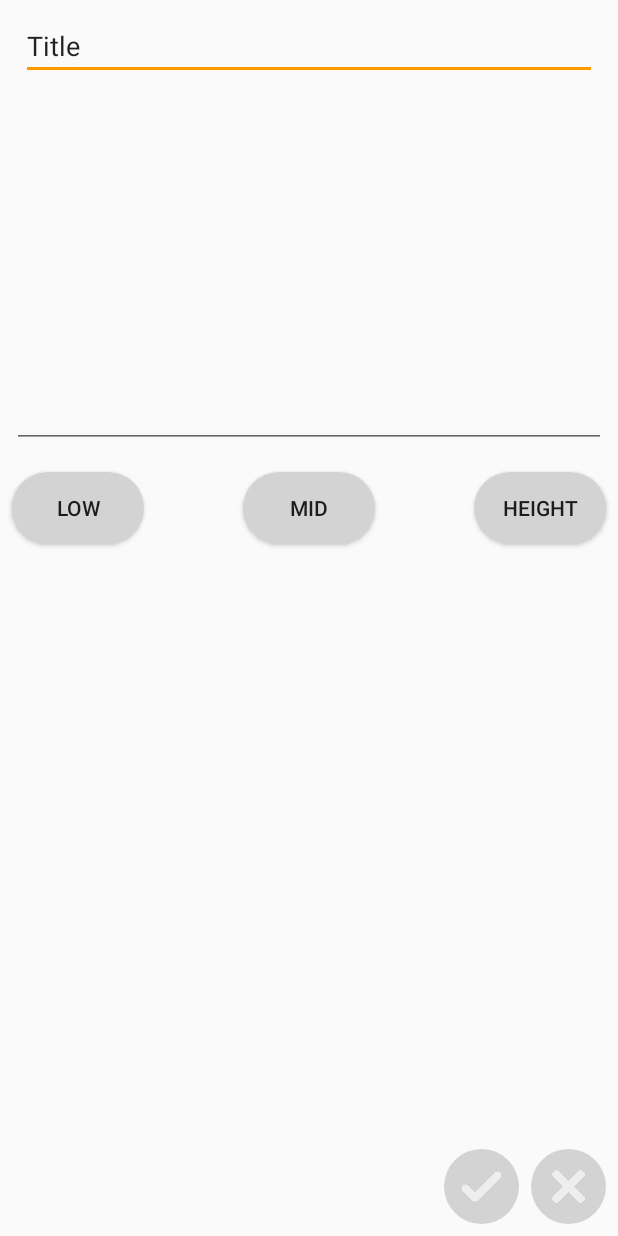
After one commit to frealka/TodoList, an Android app: the AddItemActivity screen opened directly, with no data from a screen before it, on a phone screen of 412 x 824 dp. The commit adds this screen. Run offline under Robolectric (Android 15) with nearby library versions, the phone set to English and light mode, and no system bars.

Commit message:
add item layout created

```diff
--- a/app/build.gradle
+++ b/app/build.gradle
@@ -24,9 +24,10 @@ android {
 
 dependencies {
     implementation fileTree(dir: 'libs', include: ['*.jar'])
-    implementation"org.jetbrains.kotlin:kotlin-stdlib-jdk7:$kotlin_version"
+    implementation "org.jetbrains.kotlin:kotlin-stdlib-jdk7:$kotlin_version"
     implementation 'com.android.support:appcompat-v7:28.0.0'
     implementation 'com.android.support.constraint:constraint-layout:1.1.3'
+    implementation 'com.android.support:design:28.0.0'
     testImplementation 'junit:junit:4.12'
     androidTestImplementation 'com.android.support.test:runner:1.0.2'
     androidTestImplementation 'com.android.support.test.espresso:espresso-core:3.0.2'
--- a/app/src/main/AndroidManifest.xml
+++ b/app/src/main/AndroidManifest.xml
@@ -16,6 +16,11 @@
                 <category android:name="android.intent.category.LAUNCHER"/>
             </intent-filter>
         </activity>
+        <activity
+                android:name=".AddItemActivity"
+                android:label="@string/title_activity_add_item"
+                android:theme="@style/AppTheme.NoActionBar">
+        </activity>
     </application>
 
 </manifest>
--- /dev/null
+++ b/app/src/main/java/com/example/agata/todolist/AddItemActivity.kt
@@ -0,0 +1,16 @@
+package com.example.agata.todolist
+
+import android.os.Bundle
+import android.support.design.widget.Snackbar
+import android.support.v7.app.AppCompatActivity;
+
+import kotlinx.android.synthetic.main.activity_add_item.*
+
+class AddItemActivity : AppCompatActivity() {
+
+    override fun onCreate(savedInstanceState: Bundle?) {
+        super.onCreate(savedInstanceState)
+        setContentView(R.layout.activity_add_item)
+    }
+
+}
--- a/app/src/main/java/com/example/agata/todolist/MainActivity.kt
+++ b/app/src/main/java/com/example/agata/todolist/MainActivity.kt
@@ -1,14 +1,35 @@
 package com.example.agata.todolist
 
+import android.app.Activity
+import android.content.Intent
 import android.support.v7.app.AppCompatActivity
 import android.os.Bundle
+import android.view.View
+import android.util.Log
 import kotlinx.android.synthetic.main.activity_main.*
 
 class MainActivity : AppCompatActivity() {
-
     override fun onCreate(savedInstanceState: Bundle?) {
         super.onCreate(savedInstanceState)
         setContentView(R.layout.activity_main)
 
     }
+
+    fun addItem(view: View){
+        val newIntent = Intent(this, AddItemActivity::class.java)
+        startActivityForResult(newIntent, addItemRequestCode)
+
+    }
+
+    override fun onActivityResult(requestCode: Int, resultCode: Int, data: Intent?) {
+        super.onActivityResult(requestCode, resultCode, data)
+        if((requestCode == addItemRequestCode) and (resultCode == Activity.RESULT_OK)){
+            Log.d(TAG, "otrzymałem informację o kodzie $addItemRequestCode")
+        }
+    }
+
+    companion object {
+        const val addItemRequestCode: Int = 134
+        const val TAG: String = "MainActivity"
+    }
 }
--- a/app/src/main/res/drawable/roundshapebutton.xml
+++ b/app/src/main/res/drawable/default_shape.xml
@@ -1,6 +1,6 @@
 <?xml version="1.0" encoding="utf-8"?>
 <shape xmlns:android="http://schemas.android.com/apk/res/android" android:shape="rectangle" android:padding="10dp">
-    <solid android:color="#FF9900"/>
+    <solid android:color="@color/colorAccent"/>
     <corners
             android:bottomRightRadius="40dp"
             android:bottomLeftRadius="40dp"
--- /dev/null
+++ b/app/src/main/res/drawable/round_green_shape.xml
@@ -0,0 +1,23 @@
+<?xml version="1.0" encoding="utf-8"?>
+<selector xmlns:android="http://schemas.android.com/apk/res/android" android:shape="rectangle" android:padding="10dp">
+    <item android:state_pressed="true">
+        <shape>
+            <solid android:color="@color/colorGreen"/>
+            <corners
+                    android:bottomRightRadius="40dp"
+                    android:bottomLeftRadius="40dp"
+                    android:topLeftRadius="40dp"
+                    android:topRightRadius="40dp"/>
+        </shape>
+    </item>
+    <item android:state_pressed="false">
+        <shape>
+            <solid android:color="@color/colorGray"/>
+            <corners
+                    android:bottomRightRadius="40dp"
+                    android:bottomLeftRadius="40dp"
+                    android:topLeftRadius="40dp"
+                    android:topRightRadius="40dp"/>
+        </shape>
+    </item>
+</selector>
--- /dev/null
+++ b/app/src/main/res/drawable/round_orange_shape.xml
@@ -0,0 +1,23 @@
+<?xml version="1.0" encoding="utf-8"?>
+<selector xmlns:android="http://schemas.android.com/apk/res/android" android:shape="rectangle" android:padding="10dp">
+    <item android:state_pressed="true">
+        <shape>
+            <solid android:color="@color/colorAccent"/>
+            <corners
+                    android:bottomRightRadius="40dp"
+                    android:bottomLeftRadius="40dp"
+                    android:topLeftRadius="40dp"
+                    android:topRightRadius="40dp"/>
+        </shape>
+    </item>
+    <item android:state_pressed="false">
+        <shape>
+            <solid android:color="@color/colorGray"/>
+            <corners
+                    android:bottomRightRadius="40dp"
+                    android:bottomLeftRadius="40dp"
+                    android:topLeftRadius="40dp"
+                    android:topRightRadius="40dp"/>
+        </shape>
+    </item>
+</selector>
--- /dev/null
+++ b/app/src/main/res/drawable/round_red_shape.xml
@@ -0,0 +1,23 @@
+<?xml version="1.0" encoding="utf-8"?>
+<selector xmlns:android="http://schemas.android.com/apk/res/android" android:shape="rectangle" android:padding="10dp">
+    <item android:state_pressed="true">
+        <shape>
+            <solid android:color="@color/colorRed"/>
+            <corners
+                    android:bottomRightRadius="40dp"
+                    android:bottomLeftRadius="40dp"
+                    android:topLeftRadius="40dp"
+                    android:topRightRadius="40dp"/>
+        </shape>
+    </item>
+    <item android:state_pressed="false">
+        <shape>
+            <solid android:color="@color/colorGray"/>
+            <corners
+                    android:bottomRightRadius="40dp"
+                    android:bottomLeftRadius="40dp"
+                    android:topLeftRadius="40dp"
+                    android:topRightRadius="40dp"/>
+        </shape>
+    </item>
+</selector>
--- /dev/null
+++ b/app/src/main/res/layout/activity_add_item.xml
@@ -0,0 +1,76 @@
+<?xml version="1.0" encoding="utf-8"?>
+<android.support.constraint.ConstraintLayout
+        xmlns:android="http://schemas.android.com/apk/res/android"
+        xmlns:app="http://schemas.android.com/apk/res-auto"
+        xmlns:tools="http://schemas.android.com/tools"
+        android:layout_width="match_parent"
+        android:layout_height="match_parent"
+        tools:context=".AddItemActivity">
+
+    <EditText
+            android:layout_width="wrap_content"
+            android:layout_height="wrap_content"
+            android:inputType="textPersonName"
+            android:text="@string/title"
+            android:ems="18"
+            android:id="@+id/editText4" android:layout_marginStart="8dp"
+            app:layout_constraintStart_toStartOf="parent" android:layout_marginTop="8dp"
+            app:layout_constraintTop_toTopOf="parent" android:layout_marginEnd="8dp"
+            app:layout_constraintEnd_toEndOf="parent"/>
+    <EditText
+            android:inputType="textMultiLine"
+            android:lines="10"
+            android:minLines="10"
+            android:maxLines="10"
+            android:ems="12"
+            android:layout_height="wrap_content"
+            android:layout_width="match_parent"
+            android:id="@+id/editText3"
+            android:layout_marginEnd="8dp"
+            app:layout_constraintEnd_toEndOf="parent" android:layout_marginStart="8dp"
+            app:layout_constraintStart_toStartOf="parent" android:layout_marginTop="8dp"
+            app:layout_constraintTop_toBottomOf="@+id/editText4"/>
+    <Button
+            android:id="@+id/lowPriorityButton"
+            android:layout_width="wrap_content"
+            android:layout_height="wrap_content"
+            app:layout_constraintStart_toStartOf="parent"
+            app:layout_constraintTop_toBottomOf="@+id/editText3"
+            android:layout_marginStart="8dp"
+            android:layout_marginTop="16dp"
+            android:text="@string/low"
+            android:background="@drawable/round_green_shape"/>
+    <Button
+            android:text="@string/mid"
+            android:layout_width="wrap_content"
+            android:layout_height="wrap_content"
+            android:id="@+id/midPriorityButton" app:layout_constraintEnd_toStartOf="@+id/heightPriorityButton"
+            android:layout_marginEnd="8dp" app:layout_constraintStart_toEndOf="@+id/lowPriorityButton"
+            android:layout_marginStart="8dp"
+            android:layout_marginTop="16dp" app:layout_constraintTop_toBottomOf="@+id/editText3"
+            android:background="@drawable/round_orange_shape"/>
+    <Button
+            android:text="@string/height"
+            android:layout_width="wrap_content"
+            android:layout_height="wrap_content"
+            android:id="@+id/heightPriorityButton" app:layout_constraintEnd_toEndOf="parent"
+            android:layout_marginEnd="8dp"
+            android:layout_marginTop="16dp"
+            app:layout_constraintTop_toBottomOf="@+id/editText3"
+            android:background="@drawable/round_red_shape"/>
+    <ImageButton
+            android:layout_width="50dp"
+            android:layout_height="50dp" app:srcCompat="@drawable/approved_icon"
+            android:id="@+id/acceptImageButton"
+            app:layout_constraintEnd_toStartOf="@+id/declineImageButton" android:layout_marginEnd="8dp"
+            android:layout_marginBottom="8dp" app:layout_constraintBottom_toBottomOf="parent"
+            android:background="@drawable/round_green_shape"
+            android:scaleType="fitXY"/>
+    <ImageButton
+            android:layout_height="50dp" app:srcCompat="@drawable/decline_icon"
+            android:id="@+id/declineImageButton"
+            android:layout_width="50dp" android:scaleType="fitXY" app:layout_constraintEnd_toEndOf="parent"
+            android:layout_marginEnd="8dp" android:layout_marginBottom="8dp"
+            android:background="@drawable/round_red_shape"
+            app:layout_constraintBottom_toBottomOf="parent"/>
+</android.support.constraint.ConstraintLayout>
--- a/app/src/main/res/layout/activity_main.xml
+++ b/app/src/main/res/layout/activity_main.xml
@@ -22,7 +22,7 @@
             app:srcCompat="@drawable/find_icon"
             android:id="@+id/searchButton"
             android:scaleType="fitCenter"
-            android:background="@drawable/roundshapebutton" android:layout_marginEnd="16dp"
+            android:background="@drawable/default_shape" android:layout_marginEnd="16dp"
             app:layout_constraintEnd_toStartOf="@+id/propertiesButton" android:layout_marginBottom="16dp"
             app:layout_constraintBottom_toBottomOf="parent"/>
     <ImageButton
@@ -31,15 +31,15 @@
             app:srcCompat="@drawable/plus_icon"
             android:id="@+id/addButton"
             android:scaleType="fitXY"
-            android:background="@drawable/roundshapebutton" android:layout_marginEnd="16dp"
+            android:background="@drawable/default_shape" android:layout_marginEnd="16dp"
             app:layout_constraintEnd_toEndOf="parent" android:layout_marginBottom="16dp"
-            app:layout_constraintBottom_toBottomOf="parent"/>
+            app:layout_constraintBottom_toBottomOf="parent" android:onClick="addItem"/>
     <ImageButton
             android:layout_width="50dp"
             android:layout_height="50dp" app:srcCompat="@drawable/properties_icon"
             android:id="@+id/propertiesButton"
             android:scaleType="fitXY"
-            android:background="@drawable/roundshapebutton" android:layout_marginEnd="16dp"
+            android:background="@drawable/default_shape" android:layout_marginEnd="16dp"
             app:layout_constraintEnd_toStartOf="@+id/addButton" android:layout_marginBottom="16dp"
             app:layout_constraintBottom_toBottomOf="parent"/>
 </android.support.constraint.ConstraintLayout>
--- a/app/src/main/res/values/colors.xml
+++ b/app/src/main/res/values/colors.xml
@@ -2,5 +2,8 @@
 <resources>
     <color name="colorPrimary">#008577</color>
     <color name="colorPrimaryDark">#00574B</color>
-    <color name="colorAccent">#d81b60</color>
+    <color name="colorAccent">#FF9900</color>
+    <color name="colorGreen">#4B9130</color>
+    <color name="colorRed">#AA3B38</color>
+    <color name="colorGray">#D3D3D3</color>
 </resources>
--- /dev/null
+++ b/app/src/main/res/values/dimens.xml
@@ -0,0 +1,3 @@
+<resources>
+    <dimen name="fab_margin">16dp</dimen>
+</resources>
--- a/app/src/main/res/values/strings.xml
+++ b/app/src/main/res/values/strings.xml
@@ -1,3 +1,8 @@
 <resources>
     <string name="app_name">TodoList</string>
+    <string name="title_activity_add_item">AddItemActivity</string>
+    <string name="low">LOW</string>
+    <string name="mid">MID</string>
+    <string name="height">HEIGHT</string>
+    <string name="title">Title</string>
 </resources>
--- a/app/src/main/res/values/styles.xml
+++ b/app/src/main/res/values/styles.xml
@@ -7,5 +7,11 @@
         <item name="colorPrimaryDark">@color/colorPrimaryDark</item>
         <item name="colorAccent">@color/colorAccent</item>
     </style>
+    <style name="AppTheme.NoActionBar">
+        <item name="windowActionBar">false</item>
+        <item name="windowNoTitle">true</item>
+    </style>
+    <style name="AppTheme.AppBarOverlay" parent="ThemeOverlay.AppCompat.Dark.ActionBar"/>
+    <style name="AppTheme.PopupOverlay" parent="ThemeOverlay.AppCompat.Light"/>
 
 </resources>
```
Also changed, not shown: app/src/main/res/drawable/approved_icon.png (added), app/src/main/res/drawable/decline_icon.png (added).
